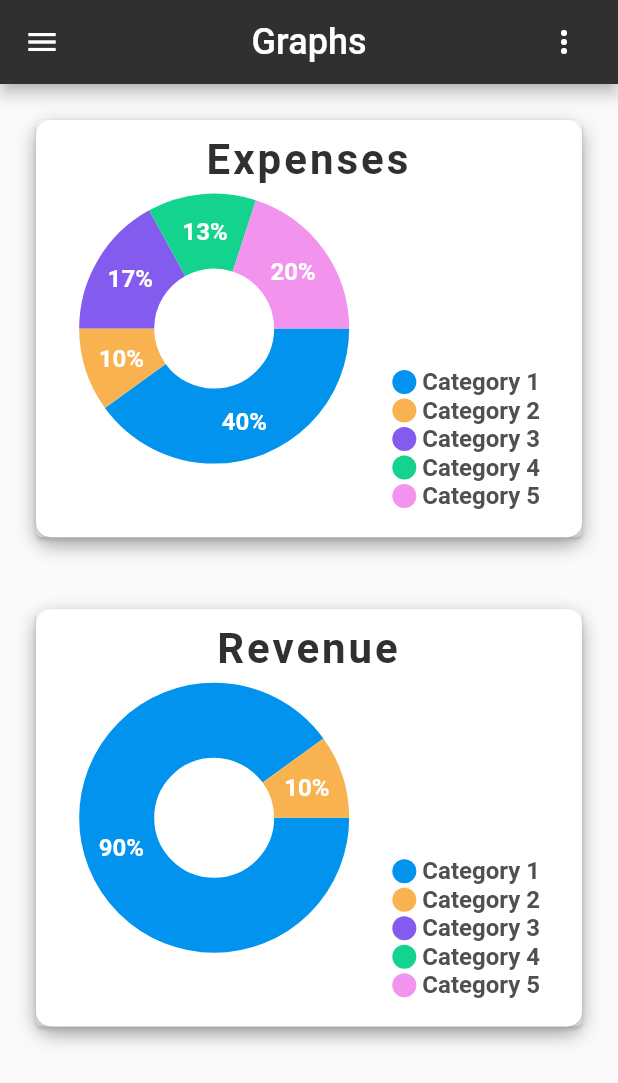
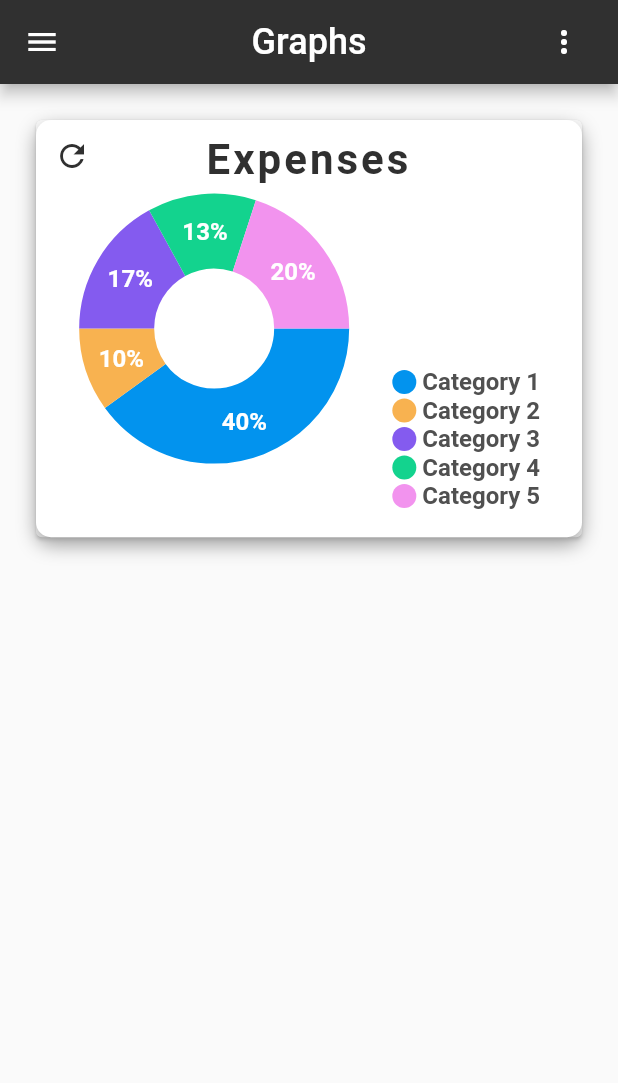
Before and after one commit to JorisTruong/homeaccountant-app, a Flutter app: the GraphsPage screen opened by its route, on a phone screen of 412 x 824 dp. Shown: the top 1083 px of the screen. Run offline on Flutter 3.47's test engine with Material 2 defaults, Android fonts, the phone set to English and light mode, and no system bars; drawn by our look-alikes of fl_chart, sliding_up_panel; our stand-ins replace flutter_redux, redux.

Commit message:
feat: change data feature in pie chart fix change data button splash animation

```diff
--- a/lib/components/line_chart.dart
+++ b/lib/components/line_chart.dart
@@ -76,14 +76,7 @@ class LineChartCardState extends State<LineChartCard> {
                 ),
               ),
             ],
-            gradient: LinearGradient(
-              colors: const [
-                Color(0xffffffff),
-                Color(0xffffffff),
-              ],
-              begin: Alignment.bottomCenter,
-              end: Alignment.topCenter,
-            ),
+            color: Colors.white
           ),
           child: Stack(
             children: <Widget>[
@@ -120,7 +113,10 @@ class LineChartCardState extends State<LineChartCard> {
                   ),
                 ],
               ),
-              IconButton(
+              Material(
+                borderRadius: BorderRadius.circular(20.0),
+                color: Colors.white,
+                child: IconButton(
                   icon: Icon(
                     Icons.refresh,
                     color: Colors.grey[850]
@@ -130,6 +126,7 @@ class LineChartCardState extends State<LineChartCard> {
                       switchData = switchFlag(switchData, 4);
                     });
                   },
+                )
               )
             ],
           ),
--- a/lib/components/pie_chart.dart
+++ b/lib/components/pie_chart.dart
@@ -7,12 +7,16 @@ import 'indicator.dart';
 class PieChartCard extends StatefulWidget {
   PieChartCard({
     Key key,
-    this.title,
-    this.data
+    this.title1,
+    this.title2,
+    this.expenses,
+    this.revenue
   });
 
-  final String title;
-  final List<Map<String, dynamic>> data;
+  final String title1;
+  final String title2;
+  final List<Map<String, dynamic>> expenses;
+  final List<Map<String, dynamic>> revenue;
 
   @override
   State<StatefulWidget> createState() => PieChartCardState();
@@ -20,6 +24,7 @@ class PieChartCard extends StatefulWidget {
 
 class PieChartCardState extends State<PieChartCard> {
   int touchedIndex;
+  bool switchData = true;
 
   @override
   Widget build(BuildContext context) {
@@ -42,14 +47,7 @@ class PieChartCardState extends State<PieChartCard> {
                   ),
                 ),
               ],
-              gradient: LinearGradient(
-                colors: const [
-                  Color(0xffffffff),
-                  Color(0xffffffff),
-                ],
-                begin: Alignment.bottomCenter,
-                end: Alignment.topCenter,
-              ),
+              color: Colors.white
             ),
             child: Stack(
               children: <Widget>[
@@ -60,7 +58,7 @@ class PieChartCardState extends State<PieChartCard> {
                       height: 10,
                     ),
                     Text(
-                        widget.title,
+                      switchData ? widget.title1 : widget.title2,
                       style: TextStyle(
                         color: Colors.grey[850],
                         fontSize: 28,
@@ -105,10 +103,10 @@ class PieChartCardState extends State<PieChartCard> {
                       mainAxisSize: MainAxisSize.max,
                       mainAxisAlignment: MainAxisAlignment.end,
                       crossAxisAlignment: CrossAxisAlignment.start,
-                      children: new List.generate(widget.data.length, (int index) {
+                      children: new List.generate(switchData ? widget.expenses.length : widget.revenue.length, (int index) {
                         return Indicator(
-                          color: widget.data[index]['color'],
-                          text: widget.data[index]['name'],
+                          color: switchData ? widget.expenses[index]['color'] : widget.revenue[index]['color'],
+                          text: switchData ? widget.expenses[index]['name'] : widget.revenue[index]['name'],
                           isSquare: false
                         );
                       })..add(SizedBox(height: 18)),
@@ -117,6 +115,21 @@ class PieChartCardState extends State<PieChartCard> {
                       width: 28,
                     ),
                   ],
+                ),
+                Material(
+                  borderRadius: BorderRadius.circular(20.0),
+                  color: Colors.white,
+                  child: IconButton(
+                    icon: Icon(
+                      Icons.refresh,
+                      color: Colors.grey[850]
+                    ),
+                    onPressed: () {
+                      setState(() {
+                        switchData = !switchData;
+                      });
+                    },
+                  )
                 )
               ]
             ),
@@ -127,14 +140,14 @@ class PieChartCardState extends State<PieChartCard> {
   }
 
   List<PieChartSectionData> showingSections() {
-    return List.generate(widget.data.length, (i) {
+    return List.generate(switchData ? widget.expenses.length : widget.revenue.length, (i) {
       final isTouched = i == touchedIndex;
       final double fontSize = isTouched ? 25 : 16;
       final double radius = isTouched ? 60 : 50;
       return PieChartSectionData(
-        color: widget.data[i]['color'],
-        value: widget.data[i]['percentage'].toDouble(),
-        title: widget.data[i]['percentage'].toString() + '%',
+        color: switchData ? widget.expenses[i]['color'] : widget.revenue[i]['color'],
+        value: switchData ? widget.expenses[i]['percentage'].toDouble() : widget.revenue[i]['percentage'].toDouble(),
+        title: (switchData ? widget.expenses[i]['percentage'].toString() : widget.revenue[i]['percentage'].toString()) + '%',
         radius: radius,
         titleStyle: TextStyle(
             fontSize: fontSize, fontWeight: FontWeight.bold, color: const Color(0xffffffff)),
--- a/lib/screen/graphs.dart
+++ b/lib/screen/graphs.dart
@@ -141,8 +141,7 @@ class _GraphsPageState extends State<GraphsPage> with TickerProviderStateMixin {
                 children: <Widget>[
                   Column(
                     children: [
-                      PieChartCard(data: expenses, title: 'Expenses'),
-                      PieChartCard(data: revenue, title: 'Revenue')
+                      PieChartCard(expenses: expenses, revenue: revenue, title1: 'Expenses', title2: 'Revenue'),
                     ],
                   ),
                   SpeedDialButton(_controller, _pcAccount, _pcDate),
```
Lines whose indentation alone changed are shown as unchanged.
